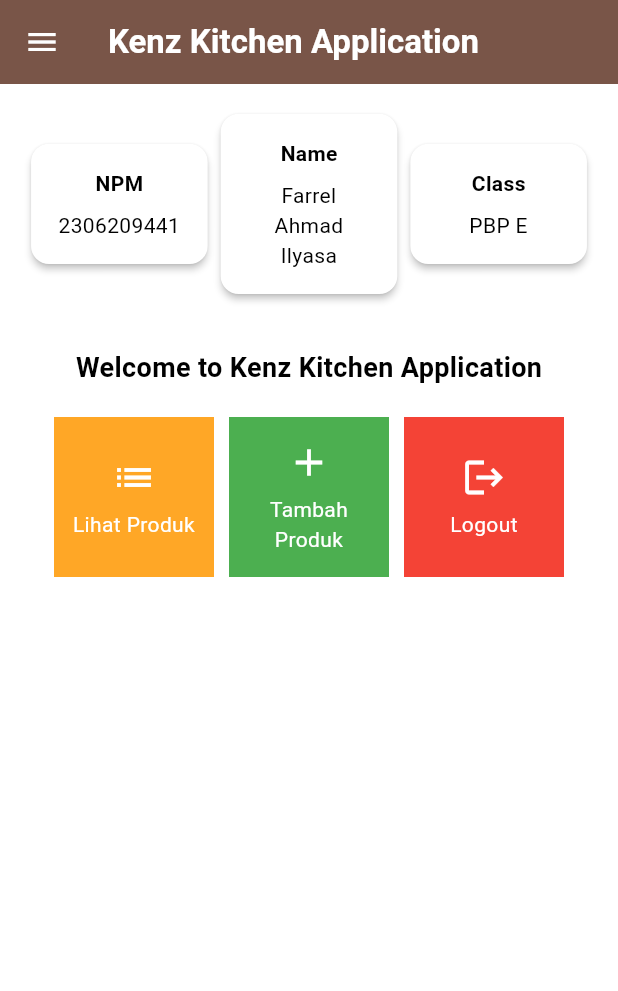
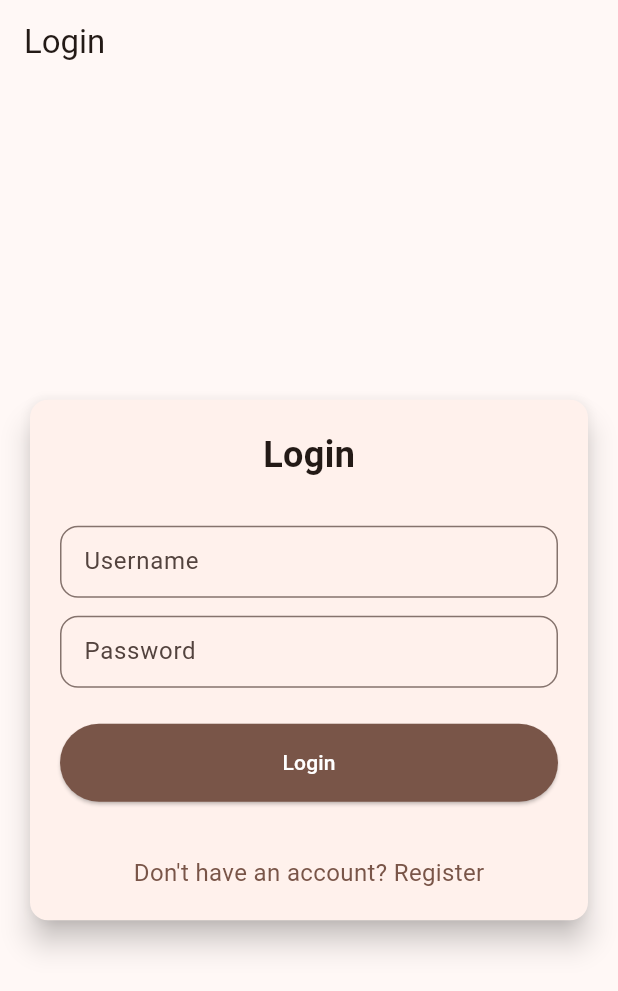
Before and after one commit to Kae20042005/kenz-kitchen-mobile, a Flutter app: the screen it shows after launch, on a phone screen of 412 x 824 dp. Shown: the top 991 px of the screen. Run offline on Flutter 3.47's test engine with Material 3 defaults, Android fonts, the phone set to English and light mode, and no system bars; missing offline and left inert: pbp_django_auth.

Commit message:
Menyelesaikan Tugas 9

```diff
--- a/lib/main.dart
+++ b/lib/main.dart
@@ -1,39 +1,31 @@
 import 'package:flutter/material.dart';
+import 'package:kenz_kitchen_mobile/screens/login.dart';
 import 'package:kenz_kitchen_mobile/screens/menu.dart';
+import 'package:pbp_django_auth/pbp_django_auth.dart';
+import 'package:provider/provider.dart';
 
 void main() {
   runApp(const MyApp());
 }
 
 class MyApp extends StatelessWidget {
-  const MyApp({super.key});
+    const MyApp({Key? key}) : super(key: key);
 
-  // This widget is the root of your application.
     @override
     Widget build(BuildContext context) {
-    return MaterialApp(
-      title: 'Flutter Demo',
+        return Provider(
+            create: (_) {
+                CookieRequest request = CookieRequest();
+                return request;
+            },
+            child: MaterialApp(
+                title: 'Kenz Kitchen',
                 theme: ThemeData(
-        // This is the theme of your application.
-        //
-        // TRY THIS: Try running your application with "flutter run". You'll see
-        // the application has a purple toolbar. Then, without quitting the app,
-        // try changing the seedColor in the colorScheme below to Colors.green
-        // and then invoke "hot reload" (save your changes or press the "hot
-        // reload" button in a Flutter-supported IDE, or press "r" if you used
-        // the command line to start the app).
-        //
-        // Notice that the counter didn't reset back to zero; the application
-        // state is not lost during the reload. To reset the state, use hot
-        // restart instead.
-        //
-        // This works for code too, not just values: Most code changes can be
-        // tested with just a hot reload.
-        colorScheme: ColorScheme.fromSwatch(
-          primarySwatch: Colors.brown).copyWith(secondary: Colors.brown[400]),
+                  colorScheme: ColorScheme.fromSeed(seedColor: Colors.brown, primary: Colors.brown, secondary: Colors.brown[200]),
                   useMaterial3: true,
                 ),
-      home: MyHomePage(),
+                home: const LoginPage(),
+            ),
         );
     }
 }
--- /dev/null
+++ b/lib/screens/login.dart
@@ -0,0 +1,182 @@
+import 'package:kenz_kitchen_mobile/screens/menu.dart';
+import 'package:flutter/material.dart';
+import 'package:kenz_kitchen_mobile/screens/register.dart';
+import 'package:pbp_django_auth/pbp_django_auth.dart';
+import 'package:provider/provider.dart';
+// TODO: Import halaman RegisterPage jika sudah dibuat
+
+void main() {
+  runApp(const LoginApp());
+}
+
+class LoginApp extends StatelessWidget {
+  const LoginApp({super.key});
+
+  @override
+  Widget build(BuildContext context) {
+    return MaterialApp(
+      title: 'Login',
+      theme: ThemeData(
+        useMaterial3: true,
+        colorScheme: ColorScheme.fromSwatch(
+          primarySwatch: Colors.deepPurple,
+        ).copyWith(secondary: Colors.deepPurple[400]),
+      ),
+      home: const LoginPage(),
+    );
+  }
+}
+
+class LoginPage extends StatefulWidget {
+  const LoginPage({super.key});
+
+  @override
+  State<LoginPage> createState() => _LoginPageState();
+}
+
+class _LoginPageState extends State<LoginPage> {
+  final TextEditingController _usernameController = TextEditingController();
+  final TextEditingController _passwordController = TextEditingController();
+
+  @override
+  Widget build(BuildContext context) {
+    final request = context.watch<CookieRequest>();
+
+    return Scaffold(
+      appBar: AppBar(
+        title: const Text('Login'),
+      ),
+      body: Center(
+        child: SingleChildScrollView(
+          padding: const EdgeInsets.all(16.0),
+          child: Card(
+            elevation: 8,
+            shape: RoundedRectangleBorder(
+              borderRadius: BorderRadius.circular(12.0),
+            ),
+            child: Padding(
+              padding: const EdgeInsets.all(20.0),
+              child: Column(
+                mainAxisSize: MainAxisSize.min,
+                children: [
+                  const Text(
+                    'Login',
+                    style: TextStyle(
+                      fontSize: 24.0,
+                      fontWeight: FontWeight.bold,
+                    ),
+                  ),
+                  const SizedBox(height: 30.0),
+                  TextField(
+                    controller: _usernameController,
+                    decoration: const InputDecoration(
+                      labelText: 'Username',
+                      hintText: 'Enter your username',
+                      border: OutlineInputBorder(
+                        borderRadius: BorderRadius.all(Radius.circular(12.0)),
+                      ),
+                      contentPadding:
+                          EdgeInsets.symmetric(horizontal: 12.0, vertical: 8.0),
+                    ),
+                  ),
+                  const SizedBox(height: 12.0),
+                  TextField(
+                    controller: _passwordController,
+                    decoration: const InputDecoration(
+                      labelText: 'Password',
+                      hintText: 'Enter your password',
+                      border: OutlineInputBorder(
+                        borderRadius: BorderRadius.all(Radius.circular(12.0)),
+                      ),
+                      contentPadding:
+                          EdgeInsets.symmetric(horizontal: 12.0, vertical: 8.0),
+                    ),
+                    obscureText: true,
+                  ),
+                  const SizedBox(height: 24.0),
+                  ElevatedButton(
+                    onPressed: () async {
+                      String username = _usernameController.text;
+                      String password = _passwordController.text;
+
+                      // Cek kredensial
+                      // TODO: Ganti URL dan jangan lupa tambahkan trailing slash (/) di akhir URL!
+                      // Untuk menyambungkan Android emulator dengan Django pada localhost,
+                      // gunakan URL http://10.0.2.2/
+                      final response = await request
+                          .login("http://127.0.0.1:8000/auth/login/", {
+                        'username': username,
+                        'password': password,
+                      });
+
+                      if (request.loggedIn) {
+                        String message = response['message'];
+                        String uname = response['username'];
+                        if (context.mounted) {
+                          Navigator.pushReplacement(
+                            context,
+                            MaterialPageRoute(
+                                builder: (context) => MyHomePage()),
+                          );
+                          ScaffoldMessenger.of(context)
+                            ..hideCurrentSnackBar()
+                            ..showSnackBar(
+                              SnackBar(
+                                  content:
+                                      Text("$message Selamat datang, $uname.")),
+                            );
+                        }
+                      } else {
+                        if (context.mounted) {
+                          showDialog(
+                            context: context,
+                            builder: (context) => AlertDialog(
+                              title: const Text('Login Gagal'),
+                              content: Text(response['message']),
+                              actions: [
+                                TextButton(
+                                  child: const Text('OK'),
+                                  onPressed: () {
+                                    Navigator.pop(context);
+                                  },
+                                ),
+                              ],
+                            ),
+                          );
+                        }
+                      }
+                    },
+                    style: ElevatedButton.styleFrom(
+                      foregroundColor: Colors.white,
+                      minimumSize: Size(double.infinity, 50),
+                      backgroundColor: Theme.of(context).colorScheme.primary,
+                      padding: const EdgeInsets.symmetric(vertical: 16.0),
+                    ),
+                    child: const Text('Login'),
+                  ),
+                  const SizedBox(height: 36.0),
+                  GestureDetector(
+                    onTap: () {
+                      Navigator.push(
+                        context,
+                        MaterialPageRoute(
+                            builder: (context) => const RegisterPage()),
+                      );
+                    },
+                    child: Text(
+                      'Don\'t have an account? Register',
+                      style: TextStyle(
+                        color: Theme.of(context).colorScheme.primary,
+                        fontSize: 16.0,
+                      ),
+                    ),
+                  ),
+                ],
+              ),
+            ),
+          ),
+        ),
+      ),
+    );
+  }
+}
--- a/pubspec.yaml
+++ b/pubspec.yaml
@@ -35,6 +35,8 @@
   # The following adds the Cupertino Icons font to your application.
   # Use with the CupertinoIcons class for iOS style icons.
   cupertino_icons: ^1.0.8
+  provider: ^6.1.2
+  pbp_django_auth: ^0.4.0
 
 dev_dependencies:
   flutter_test:
```
Also changed, not shown: lib/models/product_entry.dart (added, +63 -0 lines), lib/screens/list_productentry.dart (added, +89 -0 lines), lib/screens/register.dart (added, +166 -0 lines), lib/widgets/left_drawer.dart (+29 -10 lines), lib/widgets/product_card.dart (+38 -1 lines), pubspec.lock, 2 other files. Lines whose indentation alone changed are shown as unchanged.
